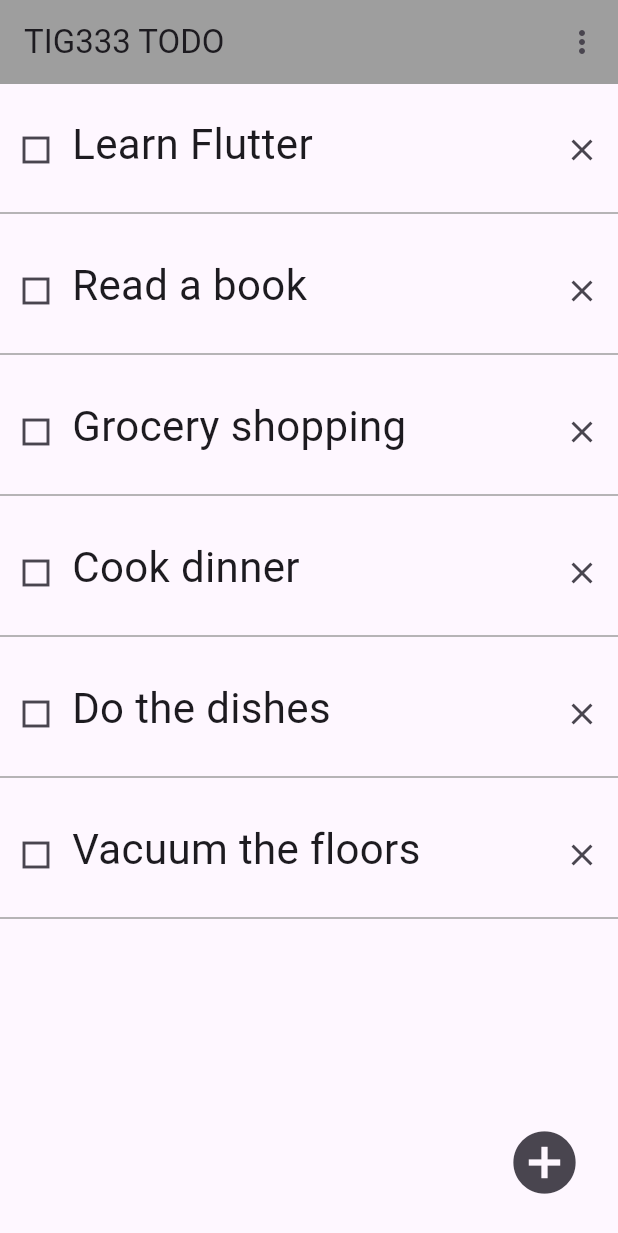
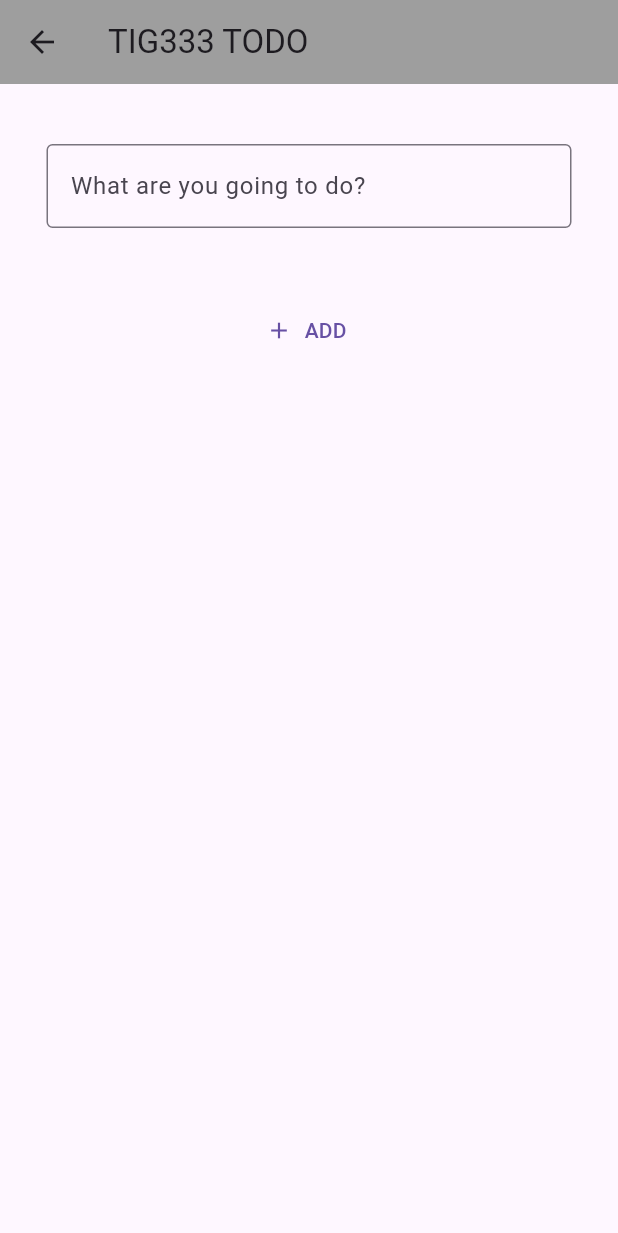
Before and after one commit to gu-tig333-ht24/gusthuemb, a Flutter app: the screen it shows after launch, after a tap on the "add circle" icon, on a phone screen of 412 x 824 dp. Shown: the top 1233 px of the screen. Run offline on Flutter 3.47's test engine with Material 3 defaults, Android fonts, the phone set to English and light mode, and no system bars.

Commit message:
fix peer review. Add detail todo view; Fix navigation

```diff
--- a/lib/main.dart
+++ b/lib/main.dart
@@ -1,7 +1,10 @@
 import 'package:flutter/material.dart';
 
 void main() {
-  runApp(MyApp());
+  runApp(MaterialApp(
+    title: 'Todo app',
+    home: MyApp(),
+  ));
 }
 
 class Todo {
@@ -12,8 +15,6 @@
 
 class MyApp extends StatelessWidget {
   const MyApp({super.key});
-
-
 
   // This widget is the root of the application.
   @override
@@ -37,16 +38,19 @@
         ),
         body:
             ListView(children: todos.map((todo) => _item(todo.todo)).toList()),
-            floatingActionButton: IconButton(onPressed: () {}, icon: Icon(Icons.add_circle), iconSize: 50,
-
+        floatingActionButton: IconButton(
+          onPressed: () {
+            Navigator.push(
+                context, MaterialPageRoute(builder: (context) => OtherView()));
+          },
+          icon: Icon(Icons.add_circle),
+          iconSize: 50,
+        ),
       ),
-    ),
     );
   }
 
   Widget _item(String todo) {
-
-
     return Column(
       children: [
         Padding(padding: EdgeInsets.all(10)),
@@ -63,7 +67,6 @@
                     Text(
                       todo,
                       style: TextStyle(fontSize: 28),
-
                     ),
                   ],
                 ),
@@ -78,3 +81,43 @@
     );
   }
 }
+
+class OtherView extends StatelessWidget {
+  @override
+  Widget build(BuildContext context) {
+    return Scaffold(
+      appBar: AppBar(
+        title: Text('TIG333 TODO'),
+        backgroundColor: Colors.grey,
+      ),
+      body: Column(
+        crossAxisAlignment: CrossAxisAlignment.center,
+        children: [
+          Padding(padding: EdgeInsets.all(20)),
+          Padding(padding: EdgeInsets.only(left: 20, right: 20)),
+          Center(
+            child: Container(
+              height: 100,
+              width: 350,
+              child: TextField(
+                decoration: InputDecoration(
+                    border: OutlineInputBorder(),
+                    labelText: 'What are you going to do?'),
+              ),
+            ),
+          ),
+          Row(
+            mainAxisAlignment: MainAxisAlignment.center,
+            children: [
+              TextButton.icon(
+                onPressed: () {},
+                icon: Icon(Icons.add),
+                label: Text('ADD'),
+              ),
+            ],
+          ),
+        ],
+      ),
+    );
+  }
+}
```
